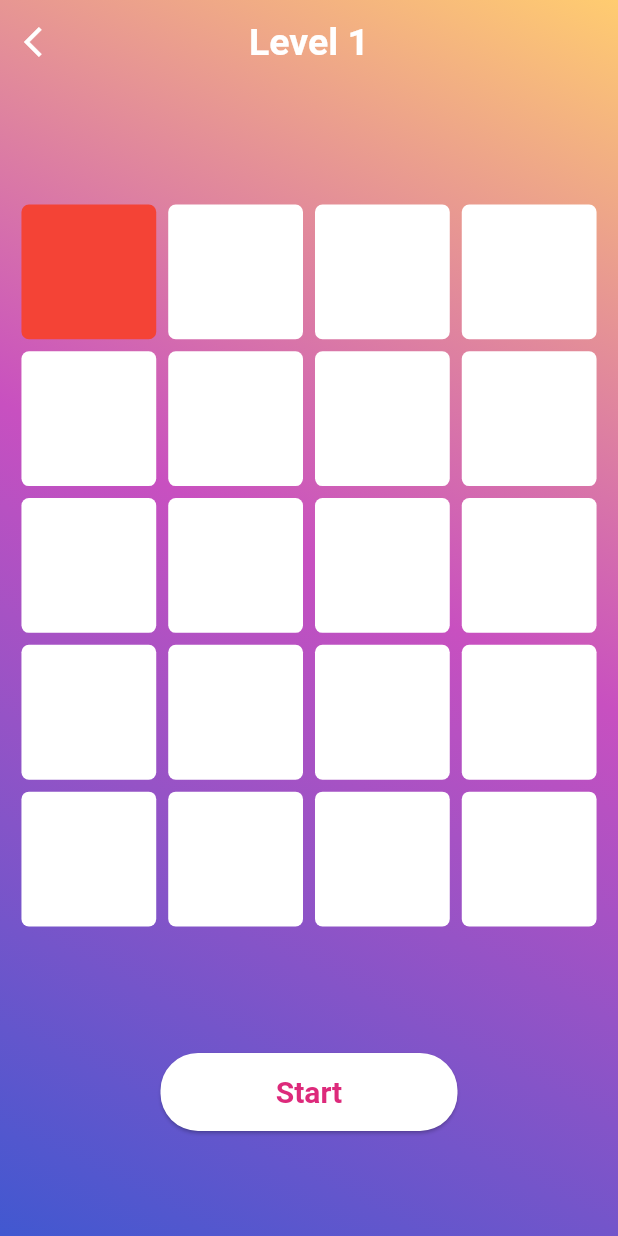
After one commit to imayush-chauhan/Memory-Game, a Flutter app: the BrainJam screen opened directly, after a tap on "Start", on a phone screen of 412 x 824 dp. The commit adds this screen. Run offline on Flutter 3.47's test engine with Material 2 defaults, Android fonts, the phone set to English and light mode, and no system bars; our stand-ins replace animated_text_kit, audioplayers, cloud_firestore, firebase_core, google_mobile_ads, share and 1 more; accounts and stored records are empty.

Commit message:
memory game made with flutter

```diff
--- /dev/null
+++ b/lib/screen/brain_jam.dart
@@ -0,0 +1,277 @@
+import 'dart:math';
+
+import 'package:flutter/material.dart';
+
+class BrainJam extends StatefulWidget {
+  @override
+  _BrainJamState createState() => _BrainJamState();
+}
+
+class _BrainJamState extends State<BrainJam> {
+
+  int inx = -1;
+  int tap = -1;
+
+  List n = [];
+
+  bool play = false;
+
+  List ans = [];
+
+  // @override
+  // void initState() {
+  //   super.initState();
+  //   // put();
+  // }
+
+  put(){
+    setState(() {
+      n = [];
+      ans = [];
+    });
+    for(int i = 0; i < 5; i++){
+      setState(() {
+        n.add(Random().nextInt(20));
+      });
+    }
+    print(n);
+    show(0);
+  }
+
+  show(int i){
+   if(i <= 4){
+     Future.delayed(const Duration(milliseconds: 400), () {
+       setState(() {
+         inx = n[i];
+       });
+       print(inx);
+       // show(i+1);
+     }).then((value) {
+       Future.delayed(const Duration(milliseconds: 400), () {
+         setState(() {
+           inx = -1;
+         });
+         show(i+1);
+       });
+     });
+   }else{
+     Future.delayed(const Duration(milliseconds: 300), () {
+       setState(() {
+         inx = -1;
+         play = true;
+         print("ans");
+       });
+     });
+   }
+  }
+
+  check(){
+    for(int i = 0; i < 5; i++){
+      if(n[i] != ans[i]){
+        print("Try Again");
+        showWinDialog("Try Again");
+        break;
+      }else if(i == 4){
+        showWinDialog("Congrats");
+        print("Congrats");
+      }
+    }
+    setState(() {
+      play = false;
+    });
+    print("n: $n");
+    print("ans; $ans");
+  }
+
+
+  @override
+  Widget build(BuildContext context) {
+    double mediaQH = MediaQuery.of(context).size.height;
+    double mediaQW = MediaQuery.of(context).size.width;
+    return Container(
+      decoration: BoxDecoration(
+          gradient: LinearGradient(
+              begin:  Alignment.topRight,
+              end: Alignment.bottomLeft,
+              stops: [0,0.46,1],
+              colors: [
+                Color(0xffFFCC70),
+                Color(0xffC850C0),
+                Color(0xff4158D0),
+              ]
+          )
+      ),
+      child: Scaffold(
+        backgroundColor: Colors.transparent,
+        appBar: AppBar(
+          centerTitle: true,
+          backgroundColor: Colors.transparent,
+          leading: IconButton(
+            icon: Icon(Icons.arrow_back_ios),
+            onPressed: (){
+              Navigator.of(context).pop();
+            },
+          ),
+          title: Text("Level 1",
+            style: TextStyle(
+                color: Colors.white,
+                fontSize: 25,
+                fontWeight: FontWeight.w600
+            ),
+          ),
+          elevation: 0,
+        ),
+        body: Container(
+          height: mediaQH,
+          width: mediaQW,
+          child: Column(
+            mainAxisAlignment: MainAxisAlignment.spaceEvenly,
+            crossAxisAlignment: CrossAxisAlignment.center,
+            children: [
+              Padding(
+                padding: EdgeInsets.all(mediaQW*0.025),
+                child: GridView.builder(
+                  shrinkWrap: true,
+                  physics: BouncingScrollPhysics(),
+                  itemCount: 20,
+                  gridDelegate: SliverGridDelegateWithFixedCrossAxisCount(
+                    crossAxisCount: 4,
+                  ),
+                  itemBuilder: (context,index){
+                    return Padding(
+                      padding: EdgeInsets.all(4.0),
+                      child: GestureDetector(
+                        onTap: (){
+                          if(play == true){
+                            setState(() {
+                              ans.add(index);
+                              print(index);
+                              if(ans.length == 5){
+                                check();
+                              }
+                            });
+                          }
+                        },
+
+                        onTapDown: (_){
+                          if(play == true){
+                            setState(() {
+                              tap = index;
+                            });
+                          }
+                        },
+
+                        onTapUp: (_){
+                          if(play == true){
+                            setState(() {
+                              tap = -1;
+                            });
+                          }
+                        },
+                        child: Container(
+                          decoration: BoxDecoration(
+                            color: inx != index ?
+                            tap != index ?
+                            Colors.white : Colors.blue : Colors.red,
+                            borderRadius: BorderRadius.circular(5),
+                          ),
+                          // child: Center(child: Text(index.toString())),
+                        ),
+                      ),
+                    );
+                  },
+                ),
+              ),
+              GestureDetector(
+                onTap: (){
+                  put();
+                },
+                child: Container(
+                  color: Colors.transparent,
+                  height: 60,
+                  width: MediaQuery.of(context).size.width*0.5,
+                  child: Card(
+                    shape: RoundedRectangleBorder(
+                      borderRadius: BorderRadius.circular(25),
+                    ),
+                    color: Colors.white,
+                    child: Center(
+                      child: Text("Start",
+                        style: TextStyle(
+                          color: Color(0xffDD2A7B),
+                          fontWeight: FontWeight.w600,
+                          fontSize: 20,
+                        ),),
+                    ),
+                  ),
+                ),
+              ),
+            ],
+          ),
+        ),
+      ),
+    );
+  }
+
+  showWinDialog(String yo) {
+    showDialog(
+        context: context,
+        builder: (BuildContext context) {
+          return AlertDialog(
+            title: Center(
+                child: Text(
+                  yo,
+                )),
+            elevation: 5,
+            shape: RoundedRectangleBorder(
+              borderRadius: BorderRadius.circular(30),
+            ),
+            actions: [
+              Row(
+                children: [
+                  GestureDetector(
+                    onTap: () {
+                      Navigator.of(context).pop();
+                    },
+                    child: Padding(
+                      padding: const EdgeInsets.only(left: 20),
+                      child: Text(
+                        "cancel",
+                        style: TextStyle(
+                          fontSize: 21,
+                          color: Color(0xff151515),
+                        ),
+                      ),
+                    ),
+                  ),
+                  SizedBox(
+                    width: MediaQuery.of(context).size.width * 0.14,
+                  ),
+                  MaterialButton(
+                    elevation: 10,
+                    shape: RoundedRectangleBorder(
+                      borderRadius: BorderRadius.circular(30),
+                    ),
+                    color: Colors.red,
+                    minWidth: 120,
+                    height: 50,
+                    onPressed: () {
+                      Navigator.of(context).pop();
+                    },
+                    child: Text(
+                      'Restart',
+                      style: TextStyle(
+                        fontWeight: FontWeight.bold,
+                        fontSize: 18,
+                        color: Colors.white,
+                      ),
+                    ),
+                  ),
+                ],
+              ),
+            ],
+          );
+        });
+  }
+
+}
--- a/lib/screen/home screen.dart
+++ b/lib/screen/home screen.dart
@@ -4,6 +4,7 @@ import 'package:firebase_core/firebase_core.dart';
 import 'package:flutter/cupertino.dart';
 import 'package:flutter/material.dart';
 import 'package:memory/data/data.dart';
+import 'package:memory/screen/brain_jam.dart';
 import 'package:memory/screen/challenges.dart';
 import 'package:memory/screen/high%20score.dart';
 import 'package:memory/screen/memoryGame.dart';
@@ -61,7 +62,7 @@ class _HomeScreenState extends State<HomeScreen> with WidgetsBindingObserver{
       collection("memory").doc("1")
           .get().then((result){
         setState(() {
-          Data.showAds = result.get("showAds");
+          // Data.showAds = result.get("showAds");
         });
       });
     });
@@ -402,7 +403,7 @@ class _HomeScreenState extends State<HomeScreen> with WidgetsBindingObserver{
                   GestureDetector(
                     onTap: (){
                       Navigator.push(context, MaterialPageRoute(builder: (context) {
-                        return HighScore();
+                        return BrainJam();
                       },));
                     },
 
@@ -430,7 +431,7 @@ class _HomeScreenState extends State<HomeScreen> with WidgetsBindingObserver{
                         ),
                         elevation: 10,
                         child: Center(
-                            child: Text("High Score",
+                            child: Text("Brain Jam",
                               style: TextStyle(
                                 fontSize: 20,
                                 fontFamily: "Source",
--- a/lib/screen/level.dart
+++ b/lib/screen/level.dart
@@ -459,7 +459,7 @@ class _LevelsState extends State<Levels> {
       a.add(i.toString());
       a.add(i.toString());
     }
-    a.shuffle();
+    // a.shuffle();
   }
 
   timeLeft(){
@@ -1481,7 +1481,7 @@ class _LevelsState extends State<Levels> {
                       if(widget.level == 4 || widget.level == 10 || widget.level == 15){
                         if(widget.level == 4 || widget.level == 15){
                           getRatingSharing();
-                          Future.delayed(Duration(milliseconds: 400),(){
+                          Future.delayed(Duration(milliseconds: 200),(){
                             setState(() {
                               if(Data.rate == false){
                                 rate("If you like playing our\n"
@@ -1492,7 +1492,7 @@ class _LevelsState extends State<Levels> {
                           });
                         }
                         if(widget.level == 10){
-                          Future.delayed(Duration(milliseconds: 400),(){
+                          Future.delayed(Duration(milliseconds: 200),(){
                             setState(() {
                               if(Data.share == false){
                                 share("  If you like playing,\n"
```
Also changed, not shown: lib/screen/setting.dart (+30 -0 lines), pubspec.yaml (+4 -4 lines), pubspec.lock, 7 other files.
